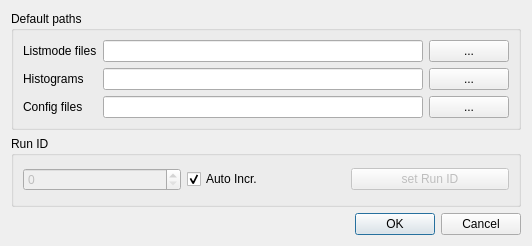
First picture: the form in qmesydaq/generalsetup.ui, repository flueke/qmesydaq, before the edit.
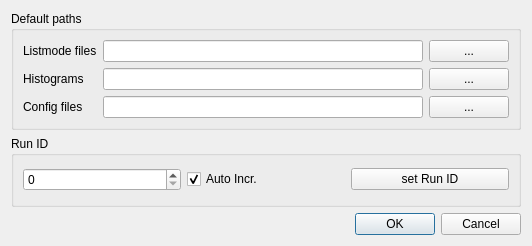
Second picture: the form after the edit.

Patch:
```diff
--- a/qmesydaq/generalsetup.ui
+++ b/qmesydaq/generalsetup.ui
@@ -92,13 +92,13 @@
       <item row="0" column="0">
        <widget class="QSpinBox" name="runId">
         <property name="enabled">
-         <bool>false</bool>
+         <bool>true</bool>
         </property>
         <property name="toolTip">
          <string>RUN ID will be transmitted in every data buffer header</string>
         </property>
         <property name="maximum">
-         <number>65536</number>
+         <number>65535</number>
         </property>
        </widget>
       </item>
@@ -121,7 +121,7 @@
       <item row="0" column="2">
        <widget class="QPushButton" name="runIdButton">
         <property name="enabled">
-         <bool>false</bool>
+         <bool>true</bool>
         </property>
         <property name="text">
          <string>set Run ID</string>
```
Left out of the diff: 37 changed lines with no effect on the pictures.
